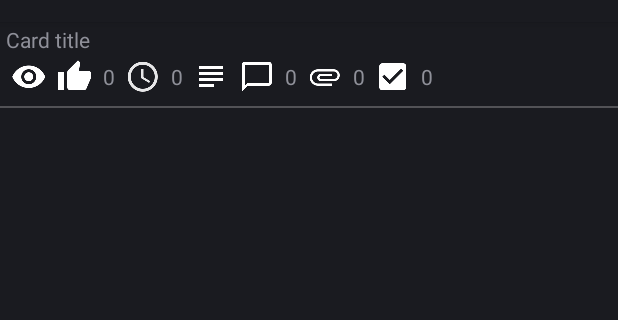
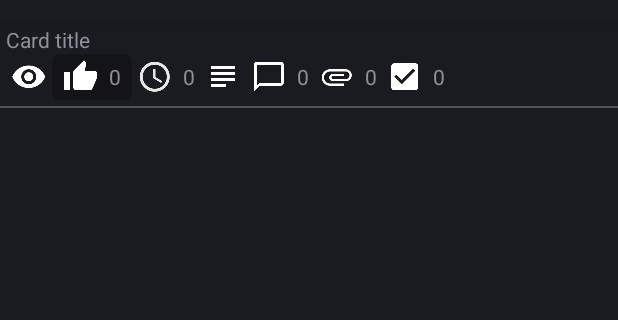
Before and after one commit to oryanm/TrelloWidget, an Android app: the layout card.xml on its own in the app's theme, with its tools: preview values and no code run, on a phone screen of 412 x 824 dp, the part 62-382 px from its top. Run offline under Robolectric (Android 15) with nearby library versions, the phone set to English and light mode, and no system bars; network calls fail.

Commit message:
add background to votes badge if user voted

```diff
--- a/app/src/main/kotlin/com/github/oryanmat/trellowidget/util/color/ColorUtil.kt
+++ b/app/src/main/kotlin/com/github/oryanmat/trellowidget/util/color/ColorUtil.kt
@@ -8,7 +8,7 @@ import android.support.annotation.ColorInt
     Color.colorToHSV(this, hsv)
     // set the value component
     hsv[2] *= value
-    return Color.HSVToColor(hsv)
+    return Color.HSVToColor(Color.alpha(this), hsv)
 }
 
 @ColorInt fun Int.lightDim(): Int = dim(.75f)
--- a/app/src/main/kotlin/com/github/oryanmat/trellowidget/widget/CardRemoteViewFactory.kt
+++ b/app/src/main/kotlin/com/github/oryanmat/trellowidget/widget/CardRemoteViewFactory.kt
@@ -79,6 +79,7 @@ class CardRemoteViewFactory(private val context: Context,
     }
 
     private fun setVotes(views: RemoteViews, card: Card) {
+        setVisibility(views, R.id.votes_layout, card.badges.viewingMemberVoted)
         setIntBadge(views, R.id.votes, R.id.vote_count,
                 R.drawable.ic_thumb_up_white_24dp, card.badges.votes)
     }
@@ -119,12 +120,12 @@ class CardRemoteViewFactory(private val context: Context,
     private fun setBadge(views: RemoteViews, @IdRes view: Int, @IdRes textView: Int,
                          @DrawableRes image: Int, text: String, visible: Boolean) {
         setTextView(context, views, textView, text, color, R.dimen.card_badges_text)
-        views.setViewVisibility(textView, if (visible) View.VISIBLE else View.GONE)
+        setVisibility(views, textView, visible)
         setBadge(views, view, image, visible)
     }
 
     private fun setBadge(views: RemoteViews, @IdRes view: Int, @DrawableRes image: Int, visible: Boolean) {
-        views.setViewVisibility(view, if (visible) View.VISIBLE else View.GONE)
+        setVisibility(views, view, visible)
         setImageViewColor(views, view, color)
         setImage(context, views, view, image)
     }
@@ -145,6 +146,9 @@ class CardRemoteViewFactory(private val context: Context,
 
     private fun setDivider(views: RemoteViews) = setImageViewColor(views, R.id.list_item_divider, color)
 
+    private fun setVisibility(views: RemoteViews, @IdRes view: Int, visible: Boolean) =
+            views.setViewVisibility(view, if (visible) View.VISIBLE else View.GONE)
+
     override fun onCreate() {
     }
 
--- /dev/null
+++ b/app/src/main/res/drawable/votes_background.xml
@@ -0,0 +1,5 @@
+<?xml version="1.0" encoding="utf-8"?>
+<shape xmlns:android="http://schemas.android.com/apk/res/android"
+    android:tint="#3f000000">
+    <corners android:radius="5dp" />
+</shape>
--- a/app/src/main/res/layout/card.xml
+++ b/app/src/main/res/layout/card.xml
@@ -1,26 +1,26 @@
 <?xml version="1.0" encoding="utf-8"?>
 <RelativeLayout xmlns:android="http://schemas.android.com/apk/res/android"
     xmlns:tools="http://schemas.android.com/tools"
+    android:id="@+id/card"
     android:layout_width="match_parent"
-    android:layout_height="wrap_content"
-    android:id="@+id/card">
+    android:layout_height="wrap_content">
 
     <LinearLayout
         android:id="@+id/labels_layout"
         android:layout_width="fill_parent"
         android:layout_height="wrap_content"
         android:orientation="horizontal"
-        android:paddingEnd="@dimen/title_padding"
-        android:paddingStart="@dimen/title_padding"/>
+        android:paddingStart="@dimen/title_padding"
+        android:paddingEnd="@dimen/title_padding" />
 
     <TextView
         android:id="@+id/card_title"
         android:layout_width="fill_parent"
         android:layout_height="wrap_content"
         android:layout_below="@id/labels_layout"
-        android:paddingEnd="@dimen/title_padding"
         android:paddingStart="@dimen/title_padding"
         android:paddingTop="@dimen/card_padding_top"
+        android:paddingEnd="@dimen/title_padding"
         android:text="@string/card_title" />
 
     <LinearLayout
@@ -29,14 +29,23 @@
         android:layout_height="wrap_content"
         android:layout_below="@id/card_title"
         android:orientation="horizontal"
-        android:paddingEnd="@dimen/title_padding"
-        android:paddingStart="@dimen/title_padding">
+        android:paddingStart="@dimen/title_padding"
+        android:paddingEnd="@dimen/title_padding">
 
         <ImageView
             android:id="@+id/subscribed"
             style="@style/WidgetItemBadge"
             android:contentDescription="@string/card_subscribed_desc"
             android:src="@drawable/ic_visibility_white_24dp" />
+
+        <LinearLayout
+            android:id="@+id/votes_layout"
+            android:layout_width="wrap_content"
+            android:layout_height="wrap_content"
+            android:background="@drawable/votes_background"
+            android:orientation="horizontal"
+            android:paddingStart="@dimen/title_padding"
+            android:paddingEnd="@dimen/title_padding">
 
             <ImageView
                 android:id="@+id/votes"
@@ -47,6 +56,7 @@
             <TextView
                 android:id="@+id/vote_count"
                 style="@style/WidgetItemBadge" />
+        </LinearLayout>
 
         <ImageView
             android:id="@+id/due"
```
Lines whose indentation alone changed are shown as unchanged.
